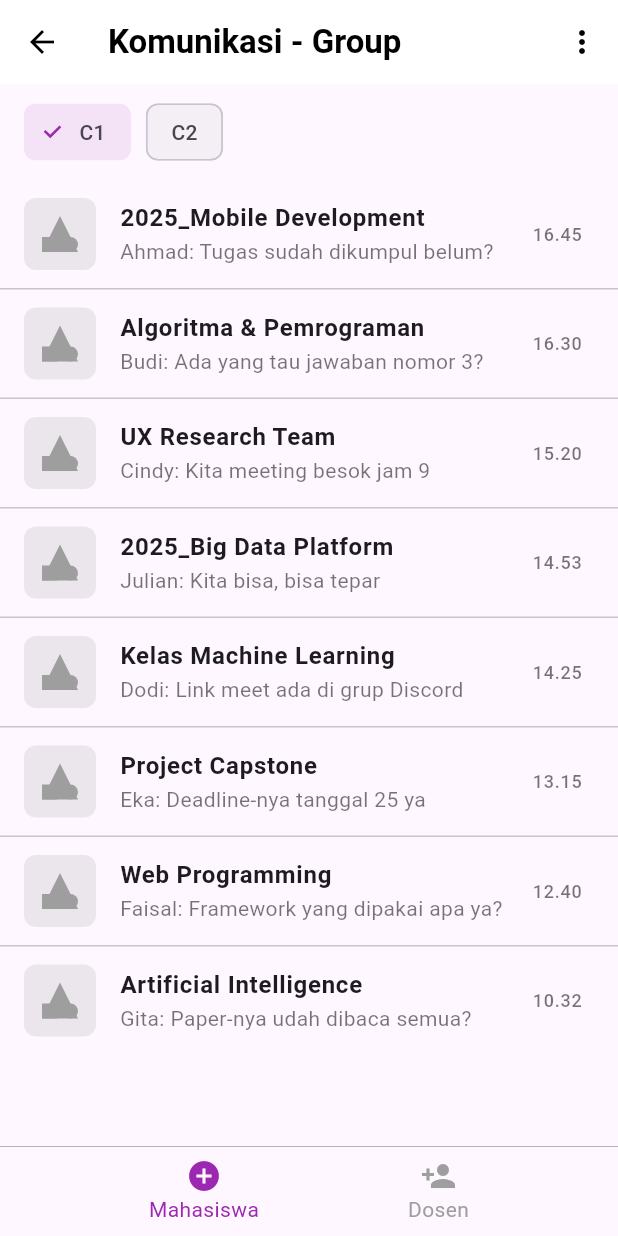
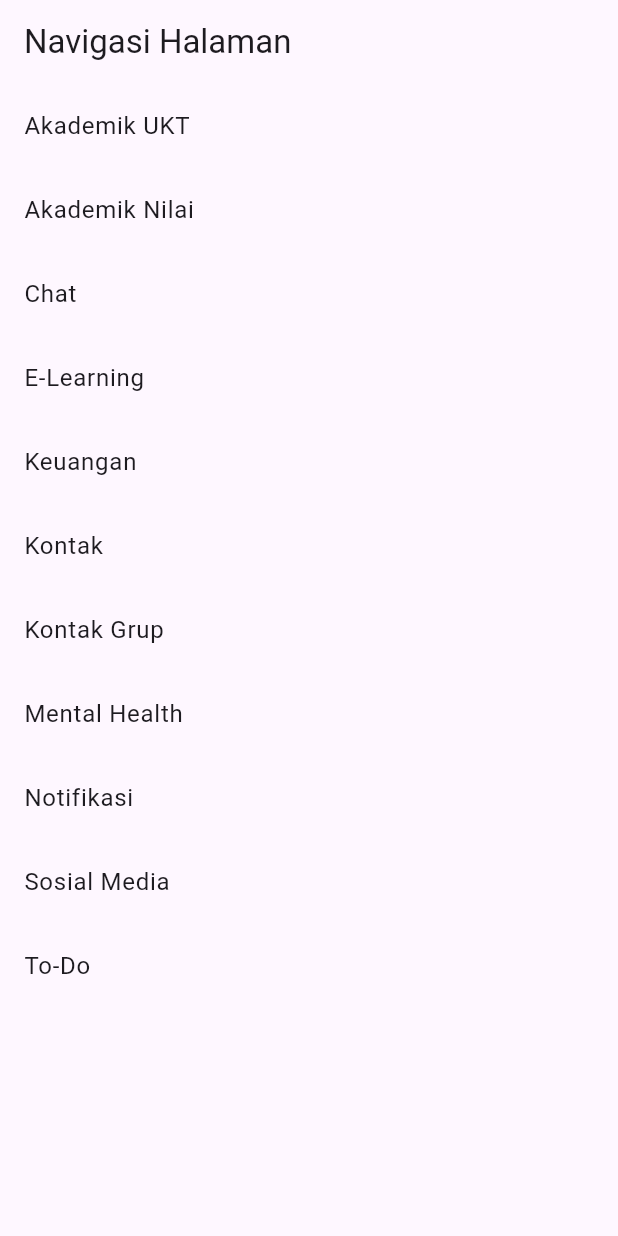
Before and after one commit to Meoongkill/Quis_1_Provis_Kelompok-1_Kelas-Selasa, a Flutter app: the screen it shows after launch, on a phone screen of 412 x 824 dp. Run offline on Flutter 3.47's test engine with Material 3 defaults, Android fonts, the phone set to English and light mode, and no system bars.

Commit message:
MAIN ERROR, GANTI nama Method Widget pada setiap Dart!

```diff
--- a/flutter_kuis/lib/main.dart
+++ b/flutter_kuis/lib/main.dart
@@ -1,287 +1,143 @@
 import 'package:flutter/material.dart';
+import 'akademik_UKT.dart';
+import 'akademik_nilai.dart';
+import 'chat.dart';
+import 'elearning.dart';
+import 'keuangan.dart';
+import 'kontak.dart';
+import 'kontak_grup.dart';
+import 'mental_health.dart';
+import 'notifikasi.dart';
+import 'sosmed.dart';
+import 'to_do.dart';
 
 void main() {
-  runApp(const MyApp());
+  runApp(MyApp());
 }
 
 class MyApp extends StatelessWidget {
-  const MyApp({Key? key}) : super(key: key);
-
   @override
   Widget build(BuildContext context) {
     return MaterialApp(
-      title: 'Komunikasi - Group',
+      title: 'Flutter Demo',
       theme: ThemeData(
         primarySwatch: Colors.blue,
-        visualDensity: VisualDensity.adaptivePlatformDensity,
       ),
-      home: const GroupContactsPage(),
-      debugShowCheckedModeBanner: false,
+      home: MyHomePage(),
     );
   }
 }
 
-class GroupContactsPage extends StatefulWidget {
-  const GroupContactsPage({Key? key}) : super(key: key);
-
-  @override
-  State<GroupContactsPage> createState() => _GroupContactsPageState();
-}
-
-class _GroupContactsPageState extends State<GroupContactsPage> {
-  bool isC1Selected = true;
-  bool isC2Selected = false;
-
-  // Sample group data with different names
-  final List<GroupInfo> groupList = [
-    GroupInfo(
-      name: "2025_Mobile Development",
-      lastMessage: "Ahmad: Tugas sudah dikumpul belum?",
-      time: "16.45",
-    ),
-    GroupInfo(
-      name: "Algoritma & Pemrograman",
-      lastMessage: "Budi: Ada yang tau jawaban nomor 3?",
-      time: "16.30",
-    ),
-    GroupInfo(
-      name: "UX Research Team",
-      lastMessage: "Cindy: Kita meeting besok jam 9",
-      time: "15.20",
-    ),
-    GroupInfo(
-      name: "2025_Big Data Platform",
-      lastMessage: "Julian: Kita bisa, bisa tepar",
-      time: "14.53",
-    ),
-    GroupInfo(
-      name: "Kelas Machine Learning",
-      lastMessage: "Dodi: Link meet ada di grup Discord",
-      time: "14.25",
-    ),
-    GroupInfo(
-      name: "Project Capstone",
-      lastMessage: "Eka: Deadline-nya tanggal 25 ya",
-      time: "13.15",
-    ),
-    GroupInfo(
-      name: "Web Programming",
-      lastMessage: "Faisal: Framework yang dipakai apa ya?",
-      time: "12.40",
-    ),
-    GroupInfo(
-      name: "Artificial Intelligence",
-      lastMessage: "Gita: Paper-nya udah dibaca semua?",
-      time: "10.32",
-    ),
-  ];
-
+class MyHomePage extends StatelessWidget {
   @override
   Widget build(BuildContext context) {
     return Scaffold(
       appBar: AppBar(
-        leading: const BackButton(color: Colors.black),
-        title: const Text(
-          'Komunikasi - Group',
-          style: TextStyle(color: Colors.black, fontWeight: FontWeight.bold),
+        title: Text('Navigasi Halaman'),
       ),
-        backgroundColor: Colors.white,
-        elevation: 0,
-        actions: [
-          IconButton(
-            icon: const Icon(Icons.more_vert, color: Colors.black),
-            onPressed: () {},
-          ),
-        ],
-      ),
-      body: Column(
-        children: [
-          Padding(
-            padding: const EdgeInsets.symmetric(horizontal: 16.0, vertical: 8.0),
-            child: Row(
-              children: [
-                FilterChip(
-                  label: const Text('C1'),
-                  selected: isC1Selected,
-                  checkmarkColor: Colors.purple,
-                  selectedColor: Colors.purple.withOpacity(0.1),
-                  backgroundColor: Colors.grey.withOpacity(0.1),
-                  onSelected: (bool selected) {
-                    setState(() {
-                      isC1Selected = selected;
-                    });
+      body: ListView(
+        children: <Widget>[
+          ListTile(
+            title: Text('Akademik UKT'),
+            onTap: () {
+              Navigator.push(
+                context,
+                MaterialPageRoute(builder: (context) => AkademikUKT()),
+              );
             },
           ),
-                const SizedBox(width: 10),
-                FilterChip(
-                  label: const Text('C2'),
-                  selected: isC2Selected,
-                  checkmarkColor: Colors.purple,
-                  selectedColor: Colors.purple.withOpacity(0.1),
-                  backgroundColor: Colors.grey.withOpacity(0.1),
-                  onSelected: (bool selected) {
-                    setState(() {
-                      isC2Selected = selected;
-                    });
+          ListTile(
+            title: Text('Akademik Nilai'),
+            onTap: () {
+              Navigator.push(
+                context,
+                MaterialPageRoute(builder: (context) => AkademikNilai()),
+              );
             },
           ),
-              ],
-            ),
-          ),
-          Expanded(
-            child: ListView.separated(
-              itemCount: groupList.length,
-              separatorBuilder: (context, index) => const Divider(height: 1),
-              itemBuilder: (context, index) {
-                return GroupListTile(group: groupList[index]);
+          ListTile(
+            title: Text('Chat'),
+            onTap: () {
+              Navigator.push(
+                context,
+                MaterialPageRoute(builder: (context) => ChatScreen()),
+              );
             },
           ),
+          ListTile(
+            title: Text('E-Learning'),
+            onTap: () {
+              Navigator.push(
+                context,
+                MaterialPageRoute(builder: (context) => ElearningPage()),
+              );
+            },
           ),
-          Container(
-            height: 60,
-            decoration: const BoxDecoration(
-              border: Border(
-                top: BorderSide(color: Colors.grey, width: 0.5),
+          ListTile(
+            title: Text('Keuangan'),
+            onTap: () {
+              Navigator.push(
+                context,
+                MaterialPageRoute(builder: (context) => KeuanganPage()),
+              );
+            },
           ),
+          ListTile(
+            title: Text('Kontak'),
+            onTap: () {
+              Navigator.push(
+                context,
+                MaterialPageRoute(builder: (context) => KontakPage()),
+              );
+            },
           ),
-            child: Row(
-              mainAxisAlignment: MainAxisAlignment.spaceEvenly,
-              children: [
-                Column(
-                  mainAxisAlignment: MainAxisAlignment.center,
-                  children: [
-                    Icon(Icons.add_circle, color: Colors.purple),
-                    Text('Mahasiswa', style: TextStyle(color: Colors.purple)),
-                  ],
+          ListTile(
+            title: Text('Kontak Grup'),
+            onTap: () {
+              Navigator.push(
+                context,
+                MaterialPageRoute(builder: (context) => KontakGrupPage()),
+              );
+            },
           ),
-                Column(
-                  mainAxisAlignment: MainAxisAlignment.center,
-                  children: [
-                    Icon(Icons.person_add, color: Colors.grey),
-                    Text('Dosen', style: TextStyle(color: Colors.grey)),
-                  ],
+          ListTile(
+            title: Text('Mental Health'),
+            onTap: () {
+              Navigator.push(
+                context,
+                MaterialPageRoute(builder: (context) => MentalHealthPage()),
+              );
+            },
           ),
-              ],
+          ListTile(
+            title: Text('Notifikasi'),
+            onTap: () {
+              Navigator.push(
+                context,
+                MaterialPageRoute(builder: (context) => NotifikasiPage()),
+              );
+            },
           ),
+          ListTile(
+            title: Text('Sosial Media'),
+            onTap: () {
+              Navigator.push(
+                context,
+                MaterialPageRoute(builder: (context) => SosmedPage()),
+              );
+            },
+          ),
+          ListTile(
+            title: Text('To-Do'),
+            onTap: () {
+              Navigator.push(
+                context,
+                MaterialPageRoute(builder: (context) => ToDoPage()),
+              );
+            },
           ),
         ],
       ),
     );
   }
 }
-
-class GroupInfo {
-  final String name;
-  final String lastMessage;
-  final String time;
-
-  GroupInfo({
-    required this.name,
-    required this.lastMessage,
-    required this.time,
-  });
-}
-
-class GroupListTile extends StatelessWidget {
-  final GroupInfo group;
-
-  const GroupListTile({
-    Key? key,
-    required this.group,
-  }) : super(key: key);
-
-  @override
-  Widget build(BuildContext context) {
-    return ListTile(
-      leading: Container(
-        width: 48,
-        height: 48,
-        decoration: BoxDecoration(
-          color: Colors.grey.withOpacity(0.2),
-          borderRadius: BorderRadius.circular(8.0),
-        ),
-        child: Stack(
-          alignment: Alignment.center,
-          children: [
-            // Triangle
-            CustomPaint(
-              size: const Size(24, 24),
-              painter: TrianglePainter(color: Colors.grey),
-            ),
-            // Square
-            Positioned(
-              left: 12,
-              bottom: 12,
-              child: Container(
-                width: 10,
-                height: 10,
-                color: Colors.grey,
-              ),
-            ),
-            // Circle
-            Positioned(
-              right: 12,
-              bottom: 12,
-              child: Container(
-                width: 10,
-                height: 10,
-                decoration: const BoxDecoration(
-                  shape: BoxShape.circle,
-                  color: Colors.grey,
-                ),
-              ),
-            ),
-          ],
-        ),
-      ),
-      title: Text(
-        group.name,
-        style: const TextStyle(
-          fontWeight: FontWeight.bold,
-          fontSize: 16,
-        ),
-      ),
-      subtitle: Text(
-        group.lastMessage,
-        style: const TextStyle(
-          color: Colors.black54,
-          fontSize: 14,
-        ),
-        maxLines: 1,
-        overflow: TextOverflow.ellipsis,
-      ),
-      trailing: Text(
-        group.time,
-        style: const TextStyle(
-          color: Colors.black54,
-          fontSize: 12,
-        ),
-      ),
-      onTap: () {},
-    );
-  }
-}
-
-class TrianglePainter extends CustomPainter {
-  final Color color;
-
-  TrianglePainter({required this.color});
-
-  @override
-  void paint(Canvas canvas, Size size) {
-    final Paint paint = Paint()
-      ..color = color
-      ..style = PaintingStyle.fill;
-
-    final Path path = Path();
-    path.moveTo(size.width / 2, 0); // Top center
-    path.lineTo(0, size.height); // Bottom left
-    path.lineTo(size.width, size.height); // Bottom right
-    path.close();
-
-    canvas.drawPath(path, paint);
-  }
-
-  @override
-  bool shouldRepaint(covariant CustomPainter oldDelegate) => false;
-}
```
Lines whose indentation alone changed are shown as unchanged.
